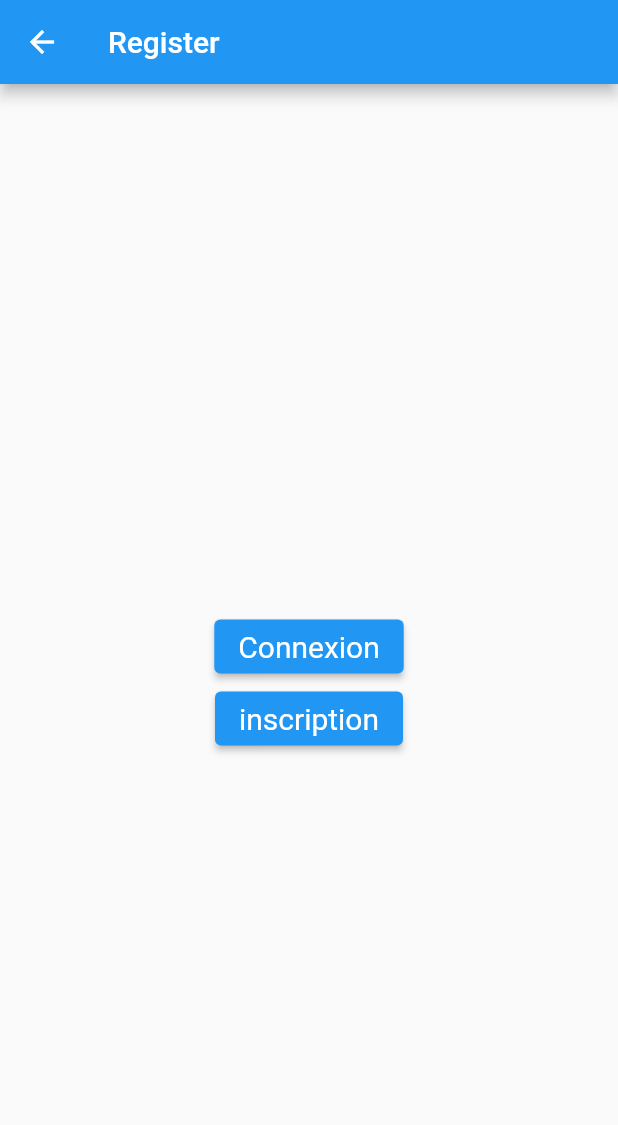
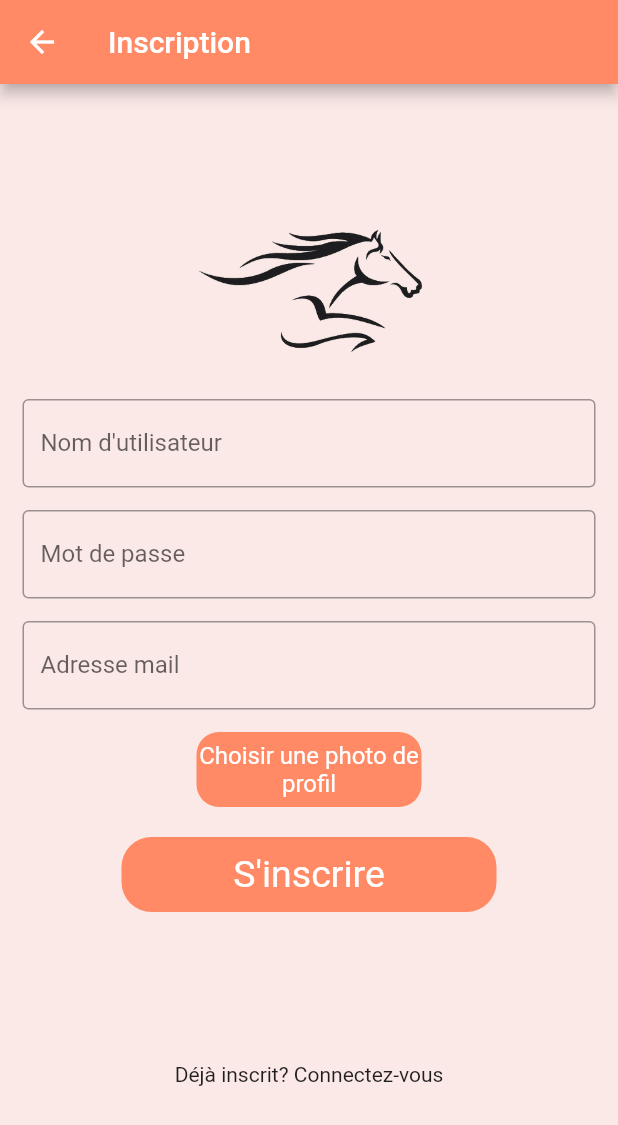
Before and after one commit to DemFb/MyHorse, a Flutter app: the RegisterPage screen opened by its route, on a phone screen of 412 x 824 dp. Shown: the top 1125 px of the screen. Run offline on Flutter 3.47's test engine with Material 2 defaults, Android fonts, the phone set to English and light mode, and no system bars; missing offline and left inert: mongo_dart.

Commit message:
login + register design

```diff
--- a/lib/main.dart
+++ b/lib/main.dart
@@ -5,8 +5,8 @@ import 'package:my_horse/views/login.dart';
 import 'package:my_horse/views/register.dart';
 
 Future<void> main() async {
-  WidgetsFlutterBinding.ensureInitialized();
-  await MongoDatabase.connect();
+  //WidgetsFlutterBinding.ensureInitialized();
+  //await MongoDatabase.connect();
   runApp(const MyApp());
 }
 
--- a/lib/views/register.dart
+++ b/lib/views/register.dart
@@ -11,30 +11,112 @@ class _RegisterPageState extends State<RegisterPage> {
 
   @override
   Widget build(BuildContext context) {
-    final ButtonStyle style =
-    ElevatedButton.styleFrom(textStyle: const TextStyle(fontSize: 20));
     return Scaffold(
+      backgroundColor: const Color(0xfffbe9e7),
       appBar: AppBar(
-        title: const Text("Register"),
+        title: const Text("Inscription"),
+        backgroundColor: const Color(0xffff8a65),
       ),
-      body: Center(
+      body: Container(
+    decoration: const BoxDecoration(
+    ),
+      child: SingleChildScrollView(
         child: Column(
-          mainAxisAlignment: MainAxisAlignment.center,
           children: <Widget>[
-            const SizedBox(height: 30),
-            ElevatedButton(
-              style: style,
-              onPressed: () {},
-              child: const Text('Connexion'),
+            Padding(
+              padding: const EdgeInsets.only(top: 60.0),
+              child: Center(
+                child: Container(
+                    width: 200,
+                    height: 150,
+                    /*decoration: BoxDecoration(
+                        color: Colors.red,
+                        borderRadius: BorderRadius.circular(50.0)),*/
+                    child: Image.asset('assets/images/pages/launch/horse_logo.jpeg')),
+              ),
             ),
-            ElevatedButton(
-              style: style,
-              onPressed: () {},
-              child: const Text('inscription'),
+            const Padding(
+              //padding: const EdgeInsets.only(left:15.0,right: 15.0,top:0,bottom: 0),
+              padding: EdgeInsets.symmetric(horizontal: 15),
+              child: TextField(
+                decoration: InputDecoration(
+                    border: OutlineInputBorder(),
+                    labelText: "Nom d'utilisateur",
+                    hintText: "Entrerz votre nom d'utilisateur"),
+              ),
             ),
+            const Padding(
+              padding: EdgeInsets.only(
+                  left: 15.0, right: 15.0, top: 15, bottom: 0),
+              //padding: EdgeInsets.symmetric(horizontal: 15),
+              child: TextField(
+
+                obscureText: true,
+                decoration: InputDecoration(
+                    border: OutlineInputBorder(),
+                    labelText: 'Mot de passe',
+                    hintText: 'Entrez votre mot de passe'),
+              ),
+            ),
+            const Padding(
+              padding: EdgeInsets.only(
+                  left: 15.0, right: 15.0, top: 15, bottom: 15.0),
+              //padding: EdgeInsets.symmetric(horizontal: 15),
+              child: TextField(
+                obscureText: true,
+                decoration: InputDecoration(
+                    border: OutlineInputBorder(),
+                    labelText: 'Adresse mail',
+                    hintText: 'Entrez votre adresse mail'),
+              ),
+            ),
+            Container(
+              height: 50,
+              width: 150,
+              alignment: Alignment.center,
+              decoration: BoxDecoration(
+                  color: const Color(0xffff8a65), borderRadius: BorderRadius.circular(15)),
+              //child: TextButton(
+              //onPressed: () {
+              // Navigator.push(
+              //    context, MaterialPageRoute(builder: (_) => HomePage()));
+              // },
+              child: const Text(
+                "Choisir une photo de profil",
+                style: TextStyle(color: Colors.white, fontSize: 16),
+                textAlign: TextAlign.center,
+              ),
+              //),
+            ),
+            Container(
+              padding: const EdgeInsets.all(10),
+            ),
+            Container(
+              height: 50,
+              width: 250,
+              alignment: Alignment.center,
+              decoration: BoxDecoration(
+                  color: const Color(0xffff8a65), borderRadius: BorderRadius.circular(20)),
+              //child: TextButton(
+              //onPressed: () {
+              // Navigator.push(
+              //    context, MaterialPageRoute(builder: (_) => HomePage()));
+              // },
+              child: const Text(
+                "S'inscrire",
+                style: TextStyle(color: Colors.white, fontSize: 25),
+                textAlign: TextAlign.center,
+              ),
+              //),
+            ),
+            const SizedBox(
+              height: 100,
+            ),
+            const Text('Déjà inscrit? Connectez-vous')
           ],
         ),
-      ), // This trailing comma makes auto-formatting nicer for build methods.
+      ),
+    )
     );
   }
 }
--- a/pubspec.yaml
+++ b/pubspec.yaml
@@ -37,6 +37,7 @@ dependencies:
   # Use with the CupertinoIcons class for iOS style icons.
   cupertino_icons: ^1.0.2
   mongo_dart: ^0.8.1
+  image_picker: ^0.8.6
 
 dev_dependencies:
   flutter_test:
@@ -63,6 +64,7 @@ flutter:
   # To add assets to your application, add an assets section, like this:
   assets:
     - assets/images/
+    - assets/images/pages/launch/
 
   # An image asset can refer to one or more resolution-specific "variants", see
   # https://flutter.dev/assets-and-images/#resolution-aware
```
Also changed, not shown: lib/views/launch.dart (+12 -9 lines), lib/views/login.dart (+71 -6 lines), assets/images/pages/launch/horse_logo.jpeg (added), assets/images/pages/launch/register_background.jpeg (added), lib/views/home.dart (line endings or trailing spaces), pubspec.lock, 6 other files.
